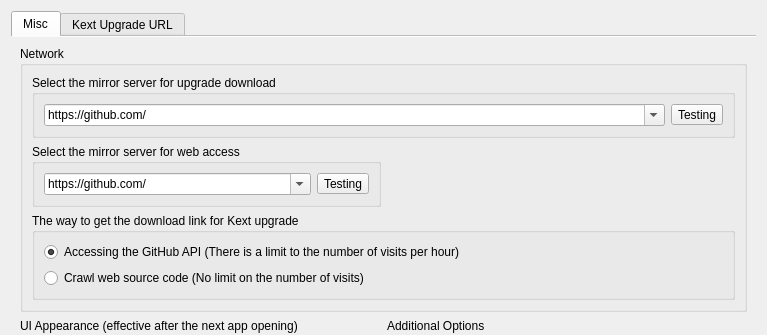
First picture: the form in dlgpreference.ui, repository ic005k/OCAuxiliaryTools, before the edit; both pictures show x 0 to 767 and y 0 to 335 of the 767 by 531 pixel window.
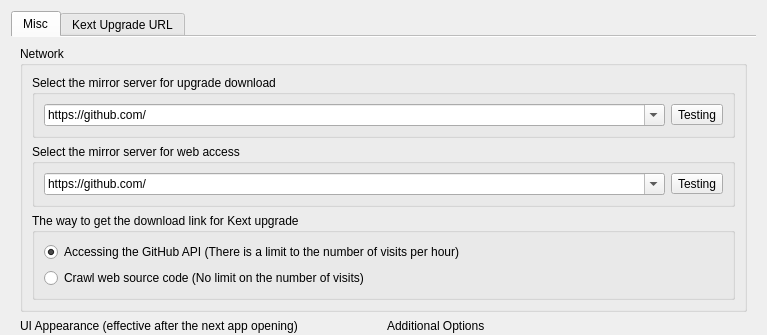
Second picture: the form after the edit. The open tabs and pages were chosen to show the change.

The edit to the form file:
```diff
--- a/dlgpreference.ui
+++ b/dlgpreference.ui
@@ -59,39 +59,6 @@
             </layout>
            </widget>
           </item>
-          <item row="1" column="0">
-           <widget class="QGroupBox" name="groupBox_7">
-            <property name="title">
-             <string>Select the mirror server for web access</string>
-            </property>
-            <layout class="QGridLayout" name="gridLayout_6">
-             <item row="0" column="0">
-              <widget class="QComboBox" name="comboBoxWeb">
-               <property name="editable">
-                <bool>true</bool>
-               </property>
-               <item>
-                <property name="text">
-                 <string>https://github.com/</string>
-                </property>
-               </item>
-               <item>
-                <property name="text">
-                 <string>https://hub.fastgit.org/</string>
-                </property>
-               </item>
-              </widget>
-             </item>
-             <item row="0" column="1">
-              <widget class="QToolButton" name="btnPing">
-               <property name="text">
-                <string>Testing</string>
-               </property>
-              </widget>
-             </item>
-            </layout>
-           </widget>
-          </item>
           <item row="0" column="0" colspan="2">
            <widget class="QGroupBox" name="groupBox_6">
             <property name="title">
@@ -155,6 +122,39 @@
             </layout>
            </widget>
           </item>
+          <item row="1" column="0" colspan="2">
+           <widget class="QGroupBox" name="groupBox_7">
+            <property name="title">
+             <string>Select the mirror server for web access</string>
+            </property>
+            <layout class="QGridLayout" name="gridLayout_6">
+             <item row="0" column="0">
+              <widget class="QComboBox" name="comboBoxWeb">
+               <property name="editable">
+                <bool>true</bool>
+               </property>
+               <item>
+                <property name="text">
+                 <string>https://github.com/</string>
+                </property>
+               </item>
+               <item>
+                <property name="text">
+                 <string>https://hub.fastgit.org/</string>
+                </property>
+               </item>
+              </widget>
+             </item>
+             <item row="0" column="1">
+              <widget class="QToolButton" name="btnPing">
+               <property name="text">
+                <string>Testing</string>
+               </property>
+              </widget>
+             </item>
+            </layout>
+           </widget>
+          </item>
          </layout>
         </widget>
        </item>
```
Left out of the diff: 2 changed lines with no effect on the pictures.
